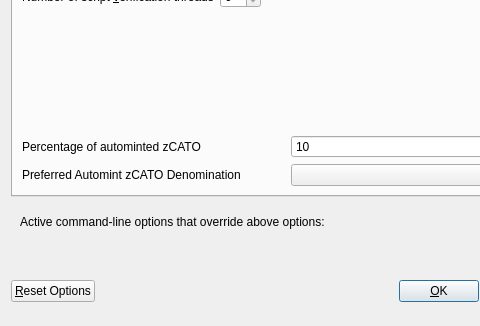
This is src/qt/forms/optionsdialog.ui in eenglish34/EBM2.0 as Qt 5 draws it before an edit; both pictures show x 0 to 480 and y 116 to 442 of the 576 by 442 pixel window. The edited form follows.
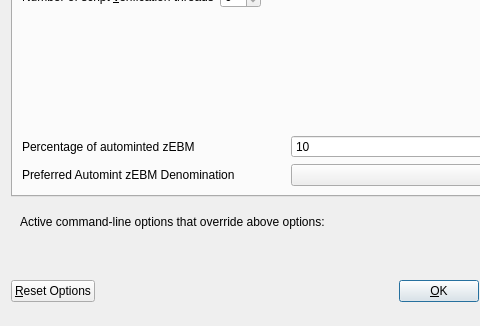
This is the edited form. Custom widgets are drawn as their Qt base class.

```diff
--- a/src/qt/forms/optionsdialog.ui
+++ b/src/qt/forms/optionsdialog.ui
@@ -138,7 +138,7 @@
             <string>Percentage of incoming CATO which get automatically converted to zCATO via Zerocoin Protocol (min: 10%)</string>
            </property>
            <property name="text">
-            <string>Percentage of autominted zCATO</string>
+            <string>Percentage of autominted zEBM</string>
            </property>
           </widget>
          </item>
@@ -171,7 +171,7 @@
             <string>Wait with automatic conversion to Zerocoin until enough CATO for this denomination is available</string>
            </property>
            <property name="text">
-            <string>Preferred Automint zCATO Denomination</string>
+            <string>Preferred Automint zEBM Denomination</string>
            </property>
           </widget>
          </item>
```
Left out of the diff: 6 changed lines with no effect on the pictures.
